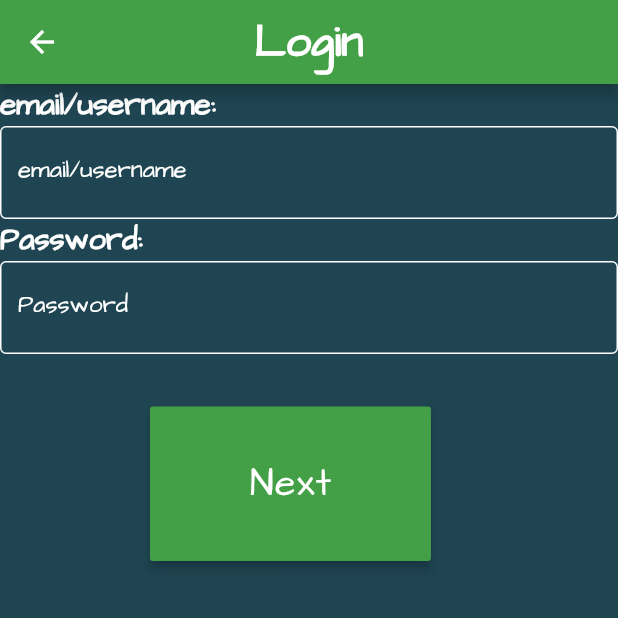
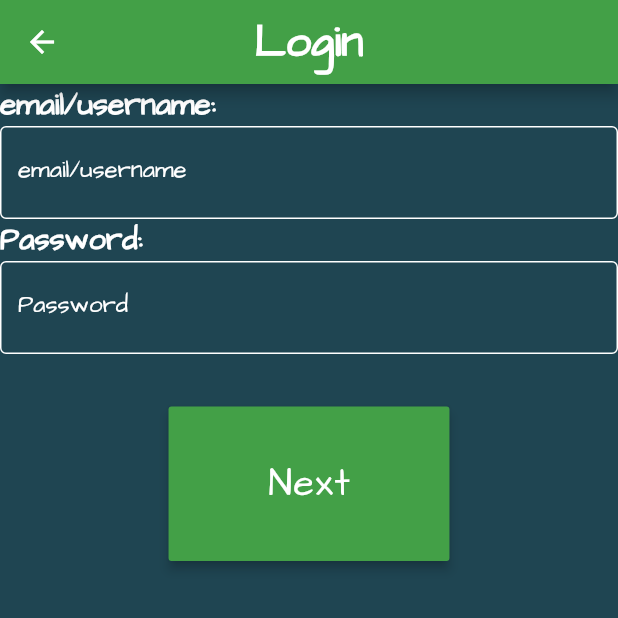
Before and after one commit to edwardtheskull/mathforkids, a Flutter app: the screen it shows after launch, after a tap on "Login", on a phone screen of 412 x 824 dp, the top half of it. Run offline on Flutter 3.47's test engine with Material 2 defaults, Android fonts, the phone set to English and light mode, and no system bars; our stand-ins replace sqflite; accounts and stored records are empty; project files that could hold a hidden picture were left out.

Commit message:
Button Alignment
Adjusted button alignment for main and login

```diff
--- a/lib/login.dart
+++ b/lib/login.dart
@@ -74,8 +74,9 @@ class LoginPage extends State<loginPageState>{
                   ),
                   Column(
                     children: [
-                      Row(children: [Padding(
-                        padding: const EdgeInsets.only(top: 35, left: 100),
+                      Row(mainAxisAlignment: MainAxisAlignment.center,
+                        children: [Padding(
+                        padding: const EdgeInsets.only(top: 35),
                         child: ButtonTheme(minWidth: MediaQuery.of(context).size.width/2.2, height: MediaQuery.of(context).size.height/8,
                           child: RaisedButton(elevation: 3,
                             onPressed: (){
--- a/lib/main.dart
+++ b/lib/main.dart
@@ -53,9 +53,10 @@ class _MyStatefulWidgetState extends State<MyStatefulWidget>{
             centerTitle:true,
             backgroundColor: Colors.green[600],
           ),
-          body:  Container(height: MediaQuery.of(context).size.height, width: MediaQuery.of(context).size.width, padding: const EdgeInsets.only(left:100),
+          body:  Container(height: MediaQuery.of(context).size.height, width: MediaQuery.of(context).size.width,
             child: Column(mainAxisAlignment: MainAxisAlignment.center,
-              children: [Row(children: [ButtonTheme(minWidth: MediaQuery.of(context).size.width/2.2, height: MediaQuery.of(context).size.height/8,
+              children: [Row(mainAxisAlignment: MainAxisAlignment.center,
+                children: [ButtonTheme(minWidth: MediaQuery.of(context).size.width/2.2, height: MediaQuery.of(context).size.height/8,
                 child: RaisedButton(elevation: 2, onPressed: (){Navigator.push(context, new MaterialPageRoute(builder: (context) => new loginPageState()));},
                 color: Colors.green[600],
                 child: Text("Login", style: TextStyle(letterSpacing: 1,
@@ -63,7 +64,8 @@ class _MyStatefulWidgetState extends State<MyStatefulWidget>{
                   color: Colors.white,fontFamily: 'Architect')),),
               )],
               ),
-                Row(children: [Padding(
+                Row(mainAxisAlignment: MainAxisAlignment.center,
+                  children: [Padding(
                   padding: const EdgeInsets.only(top: 20),
                   child: ButtonTheme(minWidth: MediaQuery.of(context).size.width/2.2, height: MediaQuery.of(context).size.height/8,
                     child: RaisedButton(elevation: 3,
```
